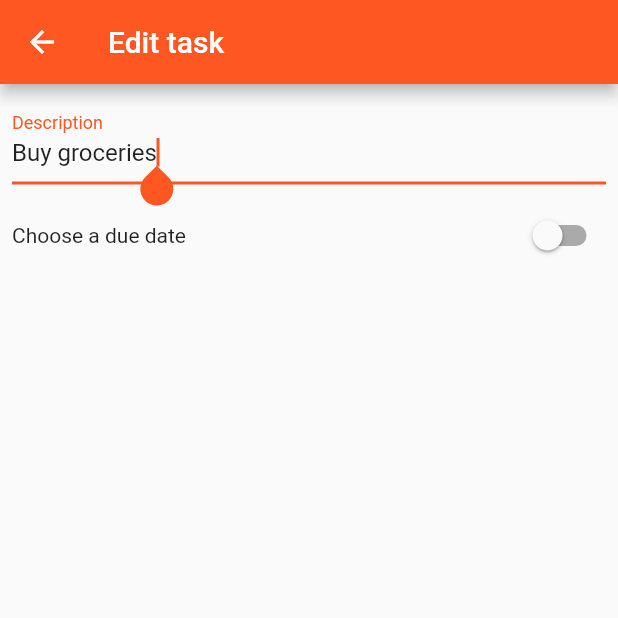
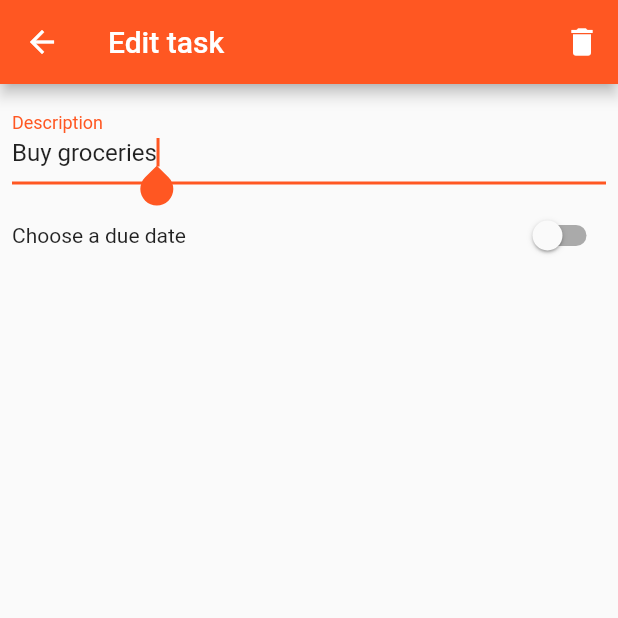
Before and after one commit to xusoo/flutter-simple-todo, a Flutter app: the screen it shows after launch, after a tap on "Buy groceries", on a phone screen of 412 x 824 dp, the top half of it. Run offline on Flutter 3.47's test engine with Material 2 defaults, Android fonts, the phone set to English and light mode, and no system bars.

Commit message:
Remove id for now

```diff
--- a/lib/edit_task_page.dart
+++ b/lib/edit_task_page.dart
@@ -27,6 +27,11 @@ class _EditTaskPageState extends State<EditTaskPage> {
     _descriptionController = new TextEditingController(text: widget.task?.description);
   }
 
+  void _deleteTask() {
+    Provider.of<TasksModel>(context, listen: false).deleteTask(widget.task);
+    Navigator.pop(context);
+  }
+
   void _saveTask() {
     if (_formKey.currentState.validate()) {
       String description = _descriptionController.text;
@@ -50,6 +55,14 @@ class _EditTaskPageState extends State<EditTaskPage> {
     return Scaffold(
       appBar: AppBar(
         title: Text(widget.task != null ? 'Edit task' : 'Add task'),
+        actions: <Widget>[
+          if (widget.task != null)
+            IconButton(
+              icon: Icon(Icons.delete),
+              tooltip: 'Delete',
+              onPressed: _deleteTask,
+            )
+        ],
       ),
       body: Form(
         key: _formKey,
--- a/lib/model/task.dart
+++ b/lib/model/task.dart
@@ -1,16 +1,15 @@
 import 'package:flutter/widgets.dart';
 
 class Task {
-  int id;
+  String description;
   bool done = false;
-  String description;
   DateTime dueDate;
 
   DateTime _creationDate;
 
   DateTime get creationDate => _creationDate;
 
-  Task({this.id, @required this.description, this.dueDate}) {
+  Task({@required this.description, this.dueDate}) {
     _creationDate = DateTime.now();
   }
 }
--- a/lib/model/tasks_model.dart
+++ b/lib/model/tasks_model.dart
@@ -6,21 +6,24 @@ import 'task.dart';
 
 class TasksModel with ChangeNotifier {
   final List<Task> _tasks = [
-    new Task(id: 1, description: 'Buy groceries'),
-    new Task(id: 2, description: 'Project deadline', dueDate: DateTime.now().add(Duration(days: 30))),
-    new Task(id: 3, description: 'Pick up laundry', dueDate: DateTime.now().add(Duration(days: 1))),
+    new Task(description: 'Buy groceries'),
+    new Task(description: 'Project deadline', dueDate: DateTime.now().add(Duration(days: 30))),
+    new Task(description: 'Pick up laundry', dueDate: DateTime.now().add(Duration(days: 1))),
   ];
 
   get tasks => UnmodifiableListView(_tasks);
 
   void addTask(Task task) {
-    task.id = _tasks.length + 1;
     _tasks.add(task);
     notifyListeners();
   }
 
   void updateTask(Task task) {
-    assert(task.id != null);
+    notifyListeners();
+  }
+
+  void deleteTask(Task task) {
+    _tasks.remove(task);
     notifyListeners();
   }
 }
```
